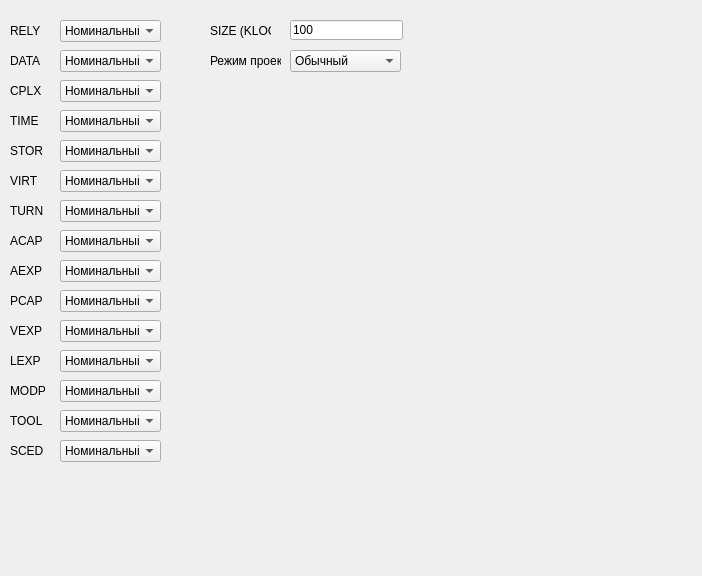
Qt form lab6/lab6.ui (OverldAndrey/8sem_economics_of_software_engineering) before a commit.
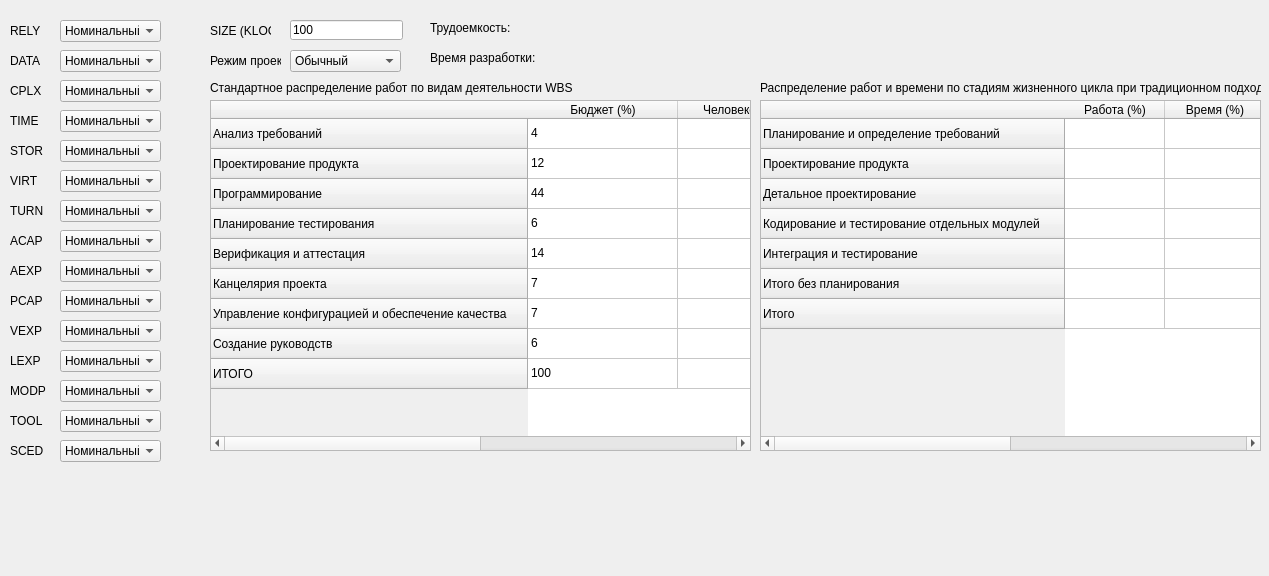
The same form after that commit.

Commit message: complete basic app

Diff of the .ui file:
```diff
--- a/lab6/lab6.ui
+++ b/lab6/lab6.ui
@@ -6,7 +6,7 @@
    <rect>
     <x>0</x>
     <y>0</y>
-    <width>702</width>
+    <width>1269</width>
     <height>576</height>
    </rect>
   </property>
@@ -797,6 +797,241 @@
     <string>Режим проекта</string>
    </property>
   </widget>
+  <widget class="QLabel" name="pmLabel">
+   <property name="geometry">
+    <rect>
+     <x>430</x>
+     <y>20</y>
+     <width>161</width>
+     <height>16</height>
+    </rect>
+   </property>
+   <property name="text">
+    <string>Трудоемкость:</string>
+   </property>
+  </widget>
+  <widget class="QLabel" name="tmLabel">
+   <property name="geometry">
+    <rect>
+     <x>430</x>
+     <y>50</y>
+     <width>161</width>
+     <height>16</height>
+    </rect>
+   </property>
+   <property name="text">
+    <string>Время разработки: </string>
+   </property>
+  </widget>
+  <widget class="QTableWidget" name="wbsTable">
+   <property name="geometry">
+    <rect>
+     <x>210</x>
+     <y>100</y>
+     <width>541</width>
+     <height>351</height>
+    </rect>
+   </property>
+   <attribute name="horizontalHeaderDefaultSectionSize">
+    <number>150</number>
+   </attribute>
+   <row>
+    <property name="text">
+     <string>Анализ требований</string>
+    </property>
+   </row>
+   <row>
+    <property name="text">
+     <string>Проектирование продукта</string>
+    </property>
+   </row>
+   <row>
+    <property name="text">
+     <string>Программирование</string>
+    </property>
+   </row>
+   <row>
+    <property name="text">
+     <string>Планирование тестирования</string>
+    </property>
+   </row>
+   <row>
+    <property name="text">
+     <string>Верификация и аттестация</string>
+    </property>
+   </row>
+   <row>
+    <property name="text">
+     <string>Канцелярия проекта</string>
+    </property>
+   </row>
+   <row>
+    <property name="text">
+     <string>Управление конфигурацией и обеспечение качества</string>
+    </property>
+   </row>
+   <row>
+    <property name="text">
+     <string>Создание руководств</string>
+    </property>
+   </row>
+   <row>
+    <property name="text">
+     <string>ИТОГО</string>
+    </property>
+   </row>
+   <column>
+    <property name="text">
+     <string>Бюджет (%)</string>
+    </property>
+   </column>
+   <column>
+    <property name="text">
+     <string>Человеко-месяцы</string>
+    </property>
+   </column>
+   <item row="0" column="0">
+    <property name="text">
+     <string>4</string>
+    </property>
+   </item>
+   <item row="1" column="0">
+    <property name="text">
+     <string>12</string>
+    </property>
+   </item>
+   <item row="2" column="0">
+    <property name="text">
+     <string>44</string>
+    </property>
+   </item>
+   <item row="3" column="0">
+    <property name="text">
+     <string>6</string>
+    </property>
+   </item>
+   <item row="4" column="0">
+    <property name="text">
+     <string>14</string>
+    </property>
+   </item>
+   <item row="5" column="0">
+    <property name="text">
+     <string>7</string>
+    </property>
+   </item>
+   <item row="6" column="0">
+    <property name="text">
+     <string>7</string>
+    </property>
+   </item>
+   <item row="7" column="0">
+    <property name="text">
+     <string>6</string>
+    </property>
+   </item>
+   <item row="8" column="0">
+    <property name="text">
+     <string>100</string>
+    </property>
+   </item>
+  </widget>
+  <widget class="QLabel" name="label_18">
+   <property name="geometry">
+    <rect>
+     <x>210</x>
+     <y>80</y>
+     <width>531</width>
+     <height>16</height>
+    </rect>
+   </property>
+   <property name="text">
+    <string>Стандартное распределение работ по видам деятельности WBS</string>
+   </property>
+  </widget>
+  <widget class="QTableWidget" name="classicTable">
+   <property name="geometry">
+    <rect>
+     <x>760</x>
+     <y>100</y>
+     <width>501</width>
+     <height>351</height>
+    </rect>
+   </property>
+   <attribute name="verticalHeaderVisible">
+    <bool>true</bool>
+   </attribute>
+   <attribute name="verticalHeaderCascadingSectionResizes">
+    <bool>false</bool>
+   </attribute>
+   <attribute name="verticalHeaderHighlightSections">
+    <bool>true</bool>
+   </attribute>
+   <attribute name="verticalHeaderShowSortIndicator" stdset="0">
+    <bool>false</bool>
+   </attribute>
+   <attribute name="verticalHeaderStretchLastSection">
+    <bool>false</bool>
+   </attribute>
+   <row>
+    <property name="text">
+     <string>Планирование и определение требований</string>
+    </property>
+   </row>
+   <row>
+    <property name="text">
+     <string>Проектирование продукта</string>
+    </property>
+   </row>
+   <row>
+    <property name="text">
+     <string>Детальное проектирование</string>
+    </property>
+   </row>
+   <row>
+    <property name="text">
+     <string>Кодирование и тестирование отдельных модулей</string>
+    </property>
+   </row>
+   <row>
+    <property name="text">
+     <string>Интеграция и тестирование</string>
+    </property>
+   </row>
+   <row>
+    <property name="text">
+     <string>Итого без планирования</string>
+    </property>
+   </row>
+   <row>
+    <property name="text">
+     <string>Итого</string>
+    </property>
+   </row>
+   <column>
+    <property name="text">
+     <string>Работа (%)</string>
+    </property>
+   </column>
+   <column>
+    <property name="text">
+     <string>Время (%)</string>
+    </property>
+   </column>
+  </widget>
+  <widget class="QLabel" name="label_19">
+   <property name="geometry">
+    <rect>
+     <x>760</x>
+     <y>80</y>
+     <width>501</width>
+     <height>16</height>
+    </rect>
+   </property>
+   <property name="text">
+    <string>Распределение работ и времени по стадиям жизненного цикла при традиционном подходе</string>
+   </property>
+  </widget>
  </widget>
  <resources/>
  <connections/>
```
The commit also changes 1 other file.
